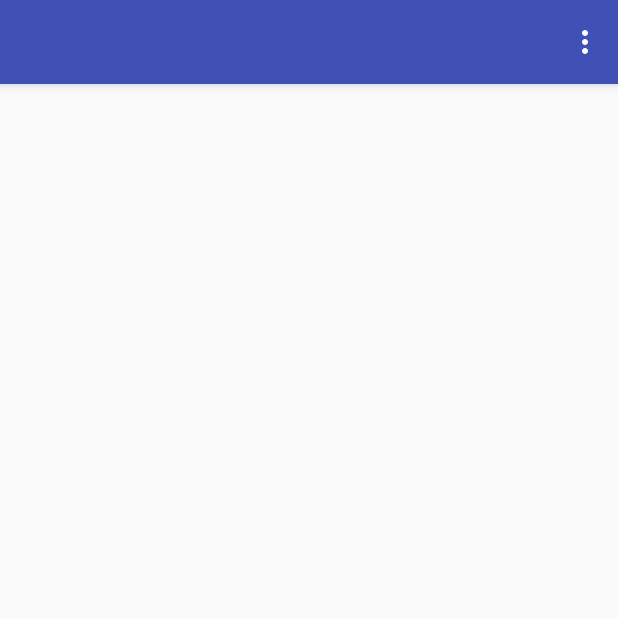
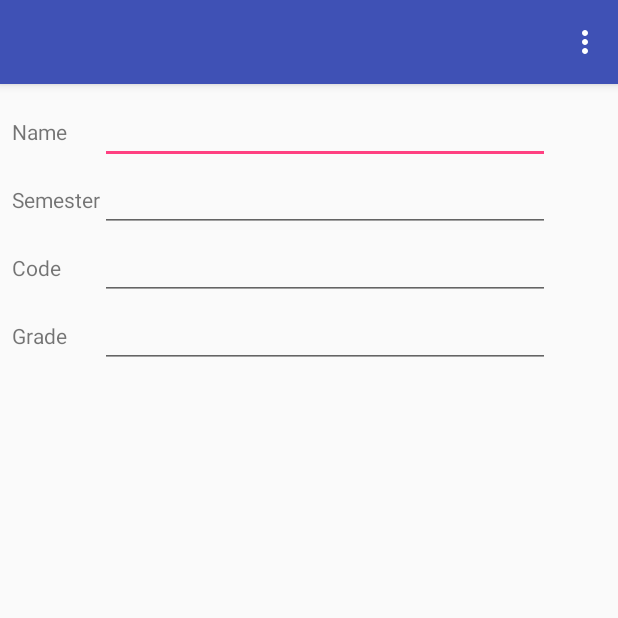
Before and after one commit to jlyons014/MyGrades, an Android app: the ViewCourse screen opened directly, with no data from a screen before it, on a phone screen of 412 x 824 dp, the top half of it. Run offline under Robolectric (Android 15) with nearby library versions, the phone set to English and light mode, and no system bars; 3 statements that could not run were skipped.

Commit message:
Designed content_view_course layout to match content_add_course layout. Implemented some code in DBHandler and ViewCourse.

```diff
--- a/app/src/main/java/com/example/joe/mygrades/DBHandler.java
+++ b/app/src/main/java/com/example/joe/mygrades/DBHandler.java
@@ -5,6 +5,9 @@ import android.content.Context;
 import android.database.Cursor;
 import android.database.sqlite.SQLiteDatabase;
 import android.database.sqlite.SQLiteOpenHelper;
+import android.widget.EditText;
+
+import java.util.jar.Attributes;
 
 /**
  * The DBHandler class is used to set up the mygrades database
@@ -26,17 +29,19 @@ public class DBHandler extends SQLiteOpenHelper {
 
     /**
      * Initializes a DBHandler. Create a version of our database
+     *
      * @param context reference to the activity that initializes the DBHandler
      * @param factory null
      */
-    public DBHandler(Context context, SQLiteDatabase.CursorFactory factory){
+    public DBHandler(Context context, SQLiteDatabase.CursorFactory factory) {
         // call superclass constructor
         super(context, DATABASE_NAME, factory, DATABASE_VERSION);
     }
 
     /**
      * Creates database tables
-     * @param sqLiteDatabase  reference to the mygrades database
+     *
+     * @param sqLiteDatabase reference to the mygrades database
      */
     @Override
     public void onCreate(SQLiteDatabase sqLiteDatabase) {
@@ -55,9 +60,10 @@ public class DBHandler extends SQLiteOpenHelper {
 
     /**
      * This method gets called when a new version of the database is initialized
+     *
      * @param sqLiteDatabase reference to the mygrades database
-     * @param oldVersion old version of mygrades database
-     * @param newVersion new version of mygrades database
+     * @param oldVersion     old version of mygrades database
+     * @param newVersion     new version of mygrades database
      */
     @Override
     public void onUpgrade(SQLiteDatabase sqLiteDatabase, int oldVersion, int newVersion) {
@@ -72,12 +78,13 @@ public class DBHandler extends SQLiteOpenHelper {
     /**
      * This method gets called when the add course in the AddCourse action bar gets
      * clicked. It inserts a new row into the course list table.
-     * @param name course name typed in by user
+     *
+     * @param name     course name typed in by user
      * @param semester course semester typed in by the user
-     * @param code course code typed in by the user
-     * @param grade course grade typed in by the user
+     * @param code     course code typed in by the user
+     * @param grade    course grade typed in by the user
      */
-    public void addCourse(String name, String semester, String code, String grade){
+    public void addCourse(String name, String semester, String code, String grade) {
 
         //get writeable reference to mygrades database
         SQLiteDatabase db = getWritableDatabase();
@@ -102,9 +109,10 @@ public class DBHandler extends SQLiteOpenHelper {
 
     /**
      * This method gets called when the Main Activity is created.
+     *
      * @return Cursor that contains all of the rows in the course list table
      */
-    public Cursor getCourseLists(){
+    public Cursor getCourseLists() {
 
         //get writeable reference to mygrades database
         SQLiteDatabase db = getWritableDatabase();
@@ -114,7 +122,7 @@ public class DBHandler extends SQLiteOpenHelper {
         return db.rawQuery("SELECT * FROM " + TABLE_COURSE_LIST, null);
     }
 
-    public String getCourseListName(int id){
+    public String getCourseListName(int id) {
         //get writeable reference to mygrades database
         SQLiteDatabase db = getWritableDatabase();
 
@@ -133,7 +141,7 @@ public class DBHandler extends SQLiteOpenHelper {
         cursor.moveToFirst();
 
         // if the course list name in the Cursor isn't null
-        if(cursor.getString(cursor.getColumnIndex("name")) != null){
+        if (cursor.getString(cursor.getColumnIndex("name")) != null) {
             // get the course list name and store it in our String
             dbString = cursor.getString(cursor.getColumnIndex("name"));
         }
@@ -144,4 +152,26 @@ public class DBHandler extends SQLiteOpenHelper {
         // return course list name
         return dbString;
     }
+
+    public String  getColumnCourseName(int id){
+
+        SQLiteDatabase db = getWritableDatabase();
+
+        String course = "";
+
+        String query = "SELECT * FROM " + TABLE_COURSE_LIST + " WHERE " +
+                COLUMN_COURSE_ID + " = " + id;
+
+        Cursor cursor = db.rawQuery(query,null);
+
+        cursor.moveToFirst();
+
+        if (cursor.getString(cursor.getColumnIndex("name")) != null){
+            course = cursor.getString(cursor.getColumnIndex("name"));
+        }
+
+        db.close();
+
+        return course;
+    }
 }
--- a/app/src/main/java/com/example/joe/mygrades/ViewCourse.java
+++ b/app/src/main/java/com/example/joe/mygrades/ViewCourse.java
@@ -7,6 +7,8 @@ import android.support.v7.widget.Toolbar;
 import android.view.Menu;
 import android.view.MenuItem;
 import android.view.View;
+import android.widget.EditText;
+import android.widget.TextView;
 
 public class ViewCourse extends AppCompatActivity {
 
@@ -25,13 +27,16 @@ public class ViewCourse extends AppCompatActivity {
 
 
     @Override
+
+
+
     protected void onCreate(Bundle savedInstanceState) {
         super.onCreate(savedInstanceState);
         setContentView(R.layout.activity_view_course);
         Toolbar toolbar = (Toolbar) findViewById(R.id.toolbar);
         setSupportActionBar(toolbar);
 
-        //intitialize a bundle that contains the id passed from Main Activity
+        //initialize a bundle that contains the id passed from Main Activity
         bundle = this.getIntent().getExtras();
 
         //get the id in the bundle
@@ -45,6 +50,9 @@ public class ViewCourse extends AppCompatActivity {
 
         //set the title of the View List activity to course list name
         this.setTitle(courseListName);
+
+        String courseName = dbHandler.getColumnCourseName((int)id);
+
 
         };
 
--- a/app/src/main/res/layout/content_view_course.xml
+++ b/app/src/main/res/layout/content_view_course.xml
@@ -8,4 +8,87 @@
     tools:context=".ViewCourse"
     tools:showIn="@layout/activity_view_course">
 
+    <TableLayout
+        android:layout_width="368dp"
+        android:layout_height="439dp"
+        android:layout_marginStart="8dp"
+        android:layout_marginLeft="8dp"
+        android:layout_marginTop="8dp"
+        app:layout_constraintStart_toStartOf="parent"
+        app:layout_constraintTop_toTopOf="parent">
+
+        <TableRow
+            android:layout_width="match_parent"
+            android:layout_height="match_parent" >
+
+            <TextView
+                android:id="@+id/nameTextView"
+                android:layout_width="wrap_content"
+                android:layout_height="wrap_content"
+                android:text="@string/name" />
+
+            <EditText
+                android:id="@+id/nameEditText"
+                android:layout_width="wrap_content"
+                android:layout_height="wrap_content"
+                android:width="300dp"
+                android:ems="10"
+                android:inputType="textPersonName" />
+        </TableRow>
+
+        <TableRow
+            android:layout_width="match_parent"
+            android:layout_height="match_parent">
+
+            <TextView
+                android:id="@+id/semesterTextView"
+                android:layout_width="wrap_content"
+                android:layout_height="wrap_content"
+                android:text="@string/semester" />
+
+            <EditText
+                android:id="@+id/semesterEditText"
+                android:layout_width="wrap_content"
+                android:layout_height="wrap_content"
+                android:ems="10"
+                android:inputType="textPersonName" />
+        </TableRow>
+
+        <TableRow
+            android:layout_width="match_parent"
+            android:layout_height="match_parent" >
+
+            <TextView
+                android:id="@+id/codeTextView"
+                android:layout_width="wrap_content"
+                android:layout_height="wrap_content"
+                android:text="@string/code" />
+
+            <EditText
+                android:id="@+id/codeEditText"
+                android:layout_width="wrap_content"
+                android:layout_height="wrap_content"
+                android:ems="10"
+                android:inputType="textPersonName" />
+        </TableRow>
+
+        <TableRow
+            android:layout_width="match_parent"
+            android:layout_height="match_parent" >
+
+            <TextView
+                android:id="@+id/gradeTextView"
+                android:layout_width="wrap_content"
+                android:layout_height="wrap_content"
+                android:text="@string/grade" />
+
+            <EditText
+                android:id="@+id/gradeEditText"
+                android:layout_width="wrap_content"
+                android:layout_height="wrap_content"
+                android:ems="10"
+                android:inputType="textPersonName" />
+        </TableRow>
+
+    </TableLayout>
 </android.support.constraint.ConstraintLayout>
```
